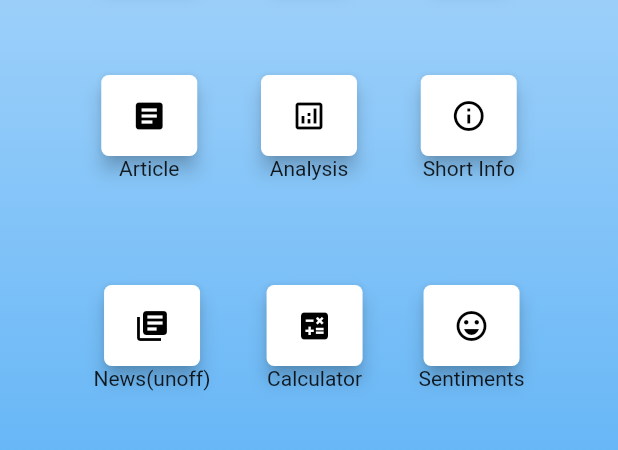
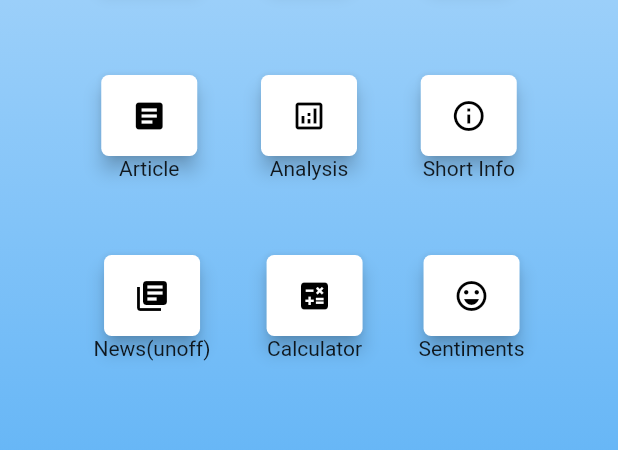
Before and after one commit to Bibekbvk/signalapp, a Flutter app: the MyHomePage screen opened directly, on a phone screen of 412 x 824 dp, the part 369-819 px from its top. Run offline on Flutter 3.47's test engine with Material 2 defaults, Android fonts, the light colour scheme and no system bars.

Commit message:
Nikhil-Shrestha

```diff
--- a/lib/main.dart
+++ b/lib/main.dart
@@ -78,7 +78,7 @@ class _MyHomePageState extends State<MyHomePage> {
                     vertical: 120,
                   ),
                   child: Column(
-
+                    mainAxisAlignment: MainAxisAlignment.spaceEvenly,
                     children: [
 
 
@@ -221,7 +221,7 @@ class _MyHomePageState extends State<MyHomePage> {
 
 
                   // third row
-                  SizedBox(height: 70,),
+                  SizedBox(height: 50,),
                   Row(
                        mainAxisAlignment: MainAxisAlignment.spaceEvenly,
                     children: <Widget>[
```
